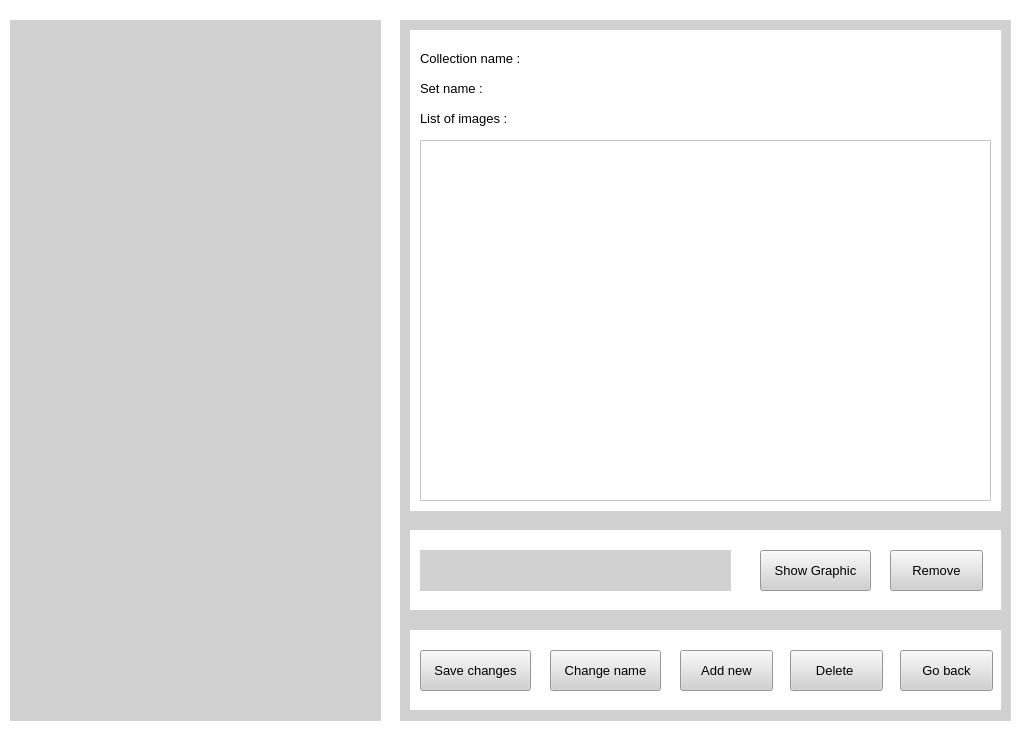
Old version of the form UI_builder/Edit.ui in the repository Brain-Mapper/BrainMapperV2.
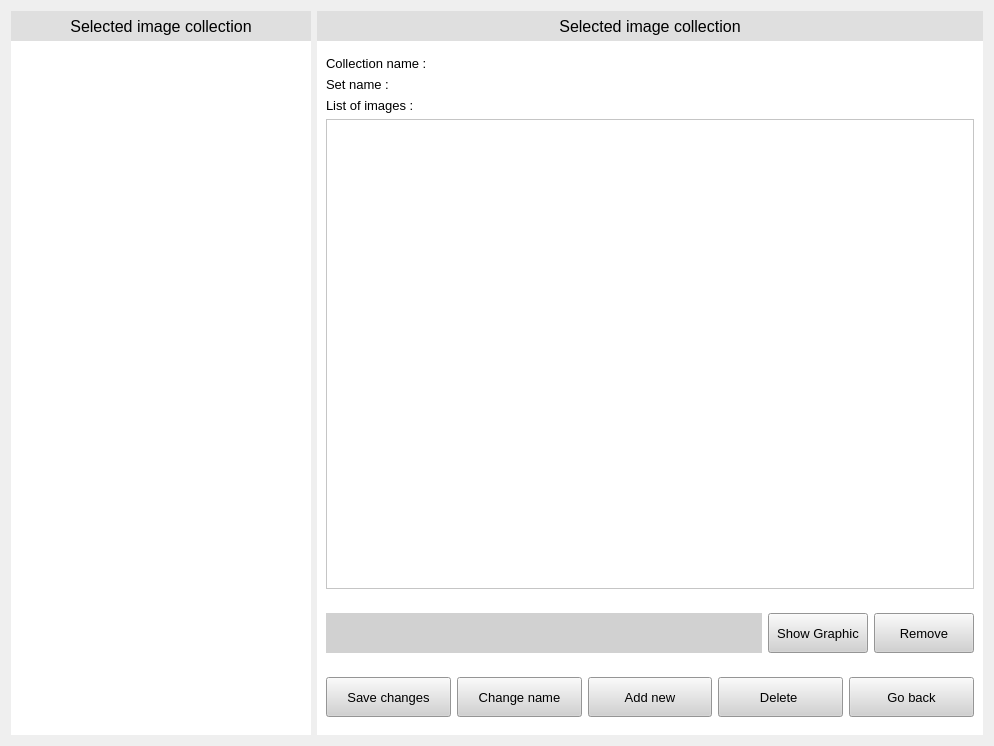
New version of the form.

Diff of the .ui file:
```diff
--- a/UI_builder/Edit.ui
+++ b/UI_builder/Edit.ui
@@ -6,62 +6,188 @@
    <rect>
     <x>0</x>
     <y>0</y>
-    <width>1024</width>
-    <height>731</height>
+    <width>994</width>
+    <height>746</height>
    </rect>
   </property>
   <property name="windowTitle">
    <string>Form</string>
   </property>
-  <property name="styleSheet">
-   <string notr="true">background-color: rgb(255, 255, 255);</string>
-  </property>
+  <layout class="QHBoxLayout" name="horizontalLayout">
+   <item>
   <widget class="QWidget" name="widget" native="true">
-   <property name="geometry">
-    <rect>
-     <x>10</x>
-     <y>20</y>
-     <width>371</width>
-     <height>701</height>
-    </rect>
+     <property name="maximumSize">
+      <size>
+       <width>300</width>
+       <height>16777215</height>
+      </size>
    </property>
    <property name="styleSheet">
-    <string notr="true">background-color: rgb(209, 209, 209);</string>
-   </property>
-  </widget>
+      <string notr="true">background-color: rgb(255, 255, 255);</string>
+     </property>
+     <layout class="QVBoxLayout" name="verticalLayout_2">
+      <property name="leftMargin">
+       <number>0</number>
+      </property>
+      <property name="topMargin">
+       <number>0</number>
+      </property>
+      <property name="rightMargin">
+       <number>0</number>
+      </property>
+      <item>
+       <widget class="QLabel" name="label_8">
+        <property name="maximumSize">
+         <size>
+          <width>16777215</width>
+          <height>30</height>
+         </size>
+        </property>
+        <property name="font">
+         <font>
+          <pointsize>12</pointsize>
+          <weight>50</weight>
+          <bold>false</bold>
+         </font>
+        </property>
+        <property name="styleSheet">
+         <string notr="true">background-color: rgb(223, 223, 223);</string>
+        </property>
+        <property name="text">
+         <string>Selected image collection</string>
+        </property>
+        <property name="alignment">
+         <set>Qt::AlignCenter</set>
+        </property>
+       </widget>
+      </item>
+      <item>
+       <widget class="QWidget" name="widget_6" native="true"/>
+      </item>
+     </layout>
+    </widget>
+   </item>
+   <item>
   <widget class="QWidget" name="widget_2" native="true">
-   <property name="geometry">
-    <rect>
-     <x>400</x>
-     <y>20</y>
-     <width>611</width>
-     <height>701</height>
-    </rect>
-   </property>
+     <property name="styleSheet">
+      <string notr="true">background-color: rgb(255, 255, 255);</string>
+     </property>
+     <layout class="QVBoxLayout" name="verticalLayout">
+      <property name="leftMargin">
+       <number>0</number>
+      </property>
+      <property name="topMargin">
+       <number>0</number>
+      </property>
+      <property name="rightMargin">
+       <number>0</number>
+      </property>
+      <item>
+       <widget class="QLabel" name="label_9">
+        <property name="minimumSize">
+         <size>
+          <width>0</width>
+          <height>30</height>
+         </size>
+        </property>
+        <property name="font">
+         <font>
+          <pointsize>12</pointsize>
+          <weight>50</weight>
+          <bold>false</bold>
+         </font>
+        </property>
    <property name="styleSheet">
-    <string notr="true">background-color: rgb(209, 209, 209);</string>
-   </property>
+         <string notr="true">background-color: rgb(223, 223, 223);</string>
+        </property>
+        <property name="text">
+         <string>Selected image collection</string>
+        </property>
+        <property name="alignment">
+         <set>Qt::AlignCenter</set>
+        </property>
+       </widget>
+      </item>
+      <item>
    <widget class="QWidget" name="widget_3" native="true">
-    <property name="geometry">
-     <rect>
-      <x>10</x>
-      <y>10</y>
-      <width>591</width>
-      <height>481</height>
-     </rect>
-    </property>
     <property name="styleSheet">
      <string notr="true">background-color: rgb(255, 255, 255);</string>
     </property>
+        <layout class="QGridLayout" name="gridLayout">
+         <item row="0" column="0" colspan="2">
+          <widget class="QLabel" name="label">
+           <property name="font">
+            <font>
+             <pointsize>10</pointsize>
+            </font>
+           </property>
+           <property name="text">
+            <string>Collection name :</string>
+           </property>
+          </widget>
+         </item>
+         <item row="0" column="2">
+          <widget class="QLabel" name="label_4">
+           <property name="font">
+            <font>
+             <pointsize>10</pointsize>
+            </font>
+           </property>
+           <property name="text">
+            <string/>
+           </property>
+          </widget>
+         </item>
+         <item row="1" column="0">
+          <widget class="QLabel" name="label_2">
+           <property name="font">
+            <font>
+             <pointsize>10</pointsize>
+            </font>
+           </property>
+           <property name="text">
+            <string>Set name :</string>
+           </property>
+          </widget>
+         </item>
+         <item row="1" column="1" colspan="2">
+          <widget class="QLabel" name="label_5">
+           <property name="font">
+            <font>
+             <pointsize>10</pointsize>
+            </font>
+           </property>
+           <property name="text">
+            <string/>
+           </property>
+          </widget>
+         </item>
+         <item row="2" column="0">
+          <widget class="QLabel" name="label_3">
+           <property name="font">
+            <font>
+             <pointsize>10</pointsize>
+            </font>
+           </property>
+           <property name="text">
+            <string>List of images : </string>
+           </property>
+          </widget>
+         </item>
+         <item row="2" column="1" colspan="2">
+          <widget class="QLabel" name="label_6">
+           <property name="font">
+            <font>
+             <pointsize>10</pointsize>
+            </font>
+           </property>
+           <property name="text">
+            <string/>
+           </property>
+          </widget>
+         </item>
+         <item row="3" column="0" colspan="3">
     <widget class="QScrollArea" name="scrollArea">
-     <property name="geometry">
-      <rect>
-       <x>10</x>
-       <y>110</y>
-       <width>571</width>
-       <height>361</height>
-      </rect>
-     </property>
      <property name="widgetResizable">
       <bool>true</bool>
      </property>
@@ -70,129 +196,30 @@
        <rect>
         <x>0</x>
         <y>0</y>
-        <width>569</width>
-        <height>359</height>
+              <width>650</width>
+              <height>466</height>
        </rect>
       </property>
      </widget>
     </widget>
-    <widget class="QLabel" name="label_6">
-     <property name="geometry">
-      <rect>
-       <x>140</x>
-       <y>80</y>
-       <width>291</width>
-       <height>16</height>
-      </rect>
-     </property>
-     <property name="font">
-      <font>
-       <pointsize>10</pointsize>
-      </font>
-     </property>
-     <property name="text">
-      <string/>
-     </property>
-    </widget>
-    <widget class="QLabel" name="label_5">
-     <property name="geometry">
-      <rect>
-       <x>140</x>
-       <y>50</y>
-       <width>291</width>
-       <height>16</height>
-      </rect>
-     </property>
-     <property name="font">
-      <font>
-       <pointsize>10</pointsize>
-      </font>
-     </property>
-     <property name="text">
-      <string/>
-     </property>
-    </widget>
-    <widget class="QLabel" name="label_3">
-     <property name="geometry">
-      <rect>
-       <x>10</x>
-       <y>80</y>
-       <width>111</width>
-       <height>16</height>
-      </rect>
-     </property>
-     <property name="font">
-      <font>
-       <pointsize>10</pointsize>
-      </font>
-     </property>
-     <property name="text">
-      <string>List of images : </string>
-     </property>
-    </widget>
-    <widget class="QLabel" name="label_2">
-     <property name="geometry">
-      <rect>
-       <x>10</x>
-       <y>50</y>
-       <width>111</width>
-       <height>16</height>
-      </rect>
-     </property>
-     <property name="font">
-      <font>
-       <pointsize>10</pointsize>
-      </font>
-     </property>
-     <property name="text">
-      <string>Set name :</string>
-     </property>
-    </widget>
-    <widget class="QLabel" name="label">
-     <property name="geometry">
-      <rect>
-       <x>10</x>
-       <y>20</y>
-       <width>141</width>
-       <height>16</height>
-      </rect>
-     </property>
-     <property name="font">
-      <font>
-       <pointsize>10</pointsize>
-      </font>
-     </property>
-     <property name="text">
-      <string>Collection name :</string>
-     </property>
-    </widget>
-    <widget class="QLabel" name="label_4">
-     <property name="geometry">
-      <rect>
-       <x>160</x>
-       <y>20</y>
-       <width>291</width>
-       <height>16</height>
-      </rect>
-     </property>
-     <property name="font">
-      <font>
-       <pointsize>10</pointsize>
-      </font>
-     </property>
-     <property name="text">
-      <string/>
-     </property>
-    </widget>
-   </widget>
+         </item>
+        </layout>
+        <zorder>scrollArea</zorder>
+        <zorder>label_6</zorder>
+        <zorder>label_5</zorder>
+        <zorder>label_3</zorder>
+        <zorder>label_2</zorder>
+        <zorder>label</zorder>
+        <zorder>label_4</zorder>
+       </widget>
+      </item>
+      <item>
    <widget class="QWidget" name="widget_4" native="true">
-    <property name="geometry">
-     <rect>
-      <x>10</x>
-      <y>510</y>
-      <width>591</width>
+        <property name="maximumSize">
+         <size>
+          <width>16777215</width>
       <height>80</height>
-     </rect>
+         </size>
     </property>
     <property name="styleSheet">
      <string notr="true">background-color: rgb(255, 255, 255);</string>
@@ -203,14 +230,20 @@
     <property name="Visible" stdset="0">
      <bool>false</bool>
     </property>
-    <widget class="QPushButton" name="pushButton">
-     <property name="geometry">
-      <rect>
-       <x>480</x>
-       <y>20</y>
-       <width>93</width>
-       <height>41</height>
-      </rect>
+        <layout class="QHBoxLayout" name="horizontalLayout_2">
+         <item>
+          <widget class="QLabel" name="label_7">
+           <property name="minimumSize">
+            <size>
+             <width>200</width>
+             <height>0</height>
+            </size>
+           </property>
+           <property name="maximumSize">
+            <size>
+             <width>16777215</width>
+             <height>40</height>
+            </size>
      </property>
      <property name="font">
       <font>
@@ -221,17 +254,23 @@
       <string notr="true">background-color: rgb(209, 209, 209);</string>
      </property>
      <property name="text">
-      <string>Remove</string>
-     </property>
-    </widget>
+            <string/>
+           </property>
+          </widget>
+         </item>
+         <item>
     <widget class="QPushButton" name="pushButton_2">
-     <property name="geometry">
-      <rect>
-       <x>350</x>
-       <y>20</y>
-       <width>111</width>
-       <height>41</height>
-      </rect>
+           <property name="minimumSize">
+            <size>
+             <width>0</width>
+             <height>40</height>
+            </size>
+           </property>
+           <property name="maximumSize">
+            <size>
+             <width>100</width>
+             <height>16777215</height>
+            </size>
      </property>
      <property name="font">
       <font>
@@ -245,14 +284,20 @@
       <string>Show Graphic</string>
      </property>
     </widget>
-    <widget class="QLabel" name="label_7">
-     <property name="geometry">
-      <rect>
-       <x>10</x>
-       <y>20</y>
-       <width>311</width>
-       <height>41</height>
-      </rect>
+         </item>
+         <item>
+          <widget class="QPushButton" name="pushButton">
+           <property name="minimumSize">
+            <size>
+             <width>0</width>
+             <height>40</height>
+            </size>
+           </property>
+           <property name="maximumSize">
+            <size>
+             <width>100</width>
+             <height>16777215</height>
+            </size>
      </property>
      <property name="font">
       <font>
@@ -263,51 +308,29 @@
       <string notr="true">background-color: rgb(209, 209, 209);</string>
      </property>
      <property name="text">
-      <string/>
-     </property>
-    </widget>
-   </widget>
+            <string>Remove</string>
+           </property>
+          </widget>
+         </item>
+        </layout>
+       </widget>
+      </item>
+      <item>
    <widget class="QWidget" name="widget_5" native="true">
-    <property name="geometry">
-     <rect>
-      <x>10</x>
-      <y>610</y>
-      <width>591</width>
+        <property name="maximumSize">
+         <size>
+          <width>16777215</width>
       <height>80</height>
-     </rect>
-    </property>
-    <property name="styleSheet">
-     <string notr="true">background-color: rgb(255, 255, 255);</string>
-    </property>
-    <widget class="QPushButton" name="pushButton_3">
-     <property name="geometry">
-      <rect>
-       <x>490</x>
-       <y>20</y>
-       <width>93</width>
-       <height>41</height>
-      </rect>
-     </property>
-     <property name="font">
-      <font>
-       <pointsize>10</pointsize>
-      </font>
-     </property>
-     <property name="styleSheet">
-      <string notr="true">background-color: rgb(209, 209, 209);</string>
-     </property>
-     <property name="text">
-      <string>Go back</string>
-     </property>
-    </widget>
+         </size>
+        </property>
+        <layout class="QHBoxLayout" name="horizontalLayout_3">
+         <item>
     <widget class="QPushButton" name="pushButton_4">
-     <property name="geometry">
-      <rect>
-       <x>10</x>
-       <y>20</y>
-       <width>111</width>
-       <height>41</height>
-      </rect>
+           <property name="minimumSize">
+            <size>
+             <width>0</width>
+             <height>40</height>
+            </size>
      </property>
      <property name="font">
       <font>
@@ -321,56 +344,14 @@
       <string>Save changes</string>
      </property>
     </widget>
-    <widget class="QPushButton" name="pushButton_5">
-     <property name="geometry">
-      <rect>
-       <x>380</x>
-       <y>20</y>
-       <width>93</width>
-       <height>41</height>
-      </rect>
-     </property>
-     <property name="font">
-      <font>
-       <pointsize>10</pointsize>
-      </font>
-     </property>
-     <property name="styleSheet">
-      <string notr="true">background-color: rgb(209, 209, 209);</string>
-     </property>
-     <property name="text">
-      <string>Delete </string>
-     </property>
-    </widget>
-    <widget class="QPushButton" name="pushButton_6">
-     <property name="geometry">
-      <rect>
-       <x>270</x>
-       <y>20</y>
-       <width>93</width>
-       <height>41</height>
-      </rect>
-     </property>
-     <property name="font">
-      <font>
-       <pointsize>10</pointsize>
-      </font>
-     </property>
-     <property name="styleSheet">
-      <string notr="true">background-color: rgb(209, 209, 209);</string>
-     </property>
-     <property name="text">
-      <string>Add new</string>
-     </property>
-    </widget>
+         </item>
+         <item>
     <widget class="QPushButton" name="pushButton_7">
-     <property name="geometry">
-      <rect>
-       <x>140</x>
-       <y>20</y>
-       <width>111</width>
-       <height>41</height>
-      </rect>
+           <property name="minimumSize">
+            <size>
+             <width>0</width>
+             <height>40</height>
+            </size>
      </property>
      <property name="font">
       <font>
@@ -384,8 +365,77 @@
       <string>Change name</string>
      </property>
     </widget>
-   </widget>
-  </widget>
+         </item>
+         <item>
+          <widget class="QPushButton" name="pushButton_6">
+           <property name="minimumSize">
+            <size>
+             <width>0</width>
+             <height>40</height>
+            </size>
+           </property>
+           <property name="font">
+            <font>
+             <pointsize>10</pointsize>
+            </font>
+           </property>
+           <property name="styleSheet">
+            <string notr="true">background-color: rgb(209, 209, 209);</string>
+           </property>
+           <property name="text">
+            <string>Add new</string>
+           </property>
+          </widget>
+         </item>
+         <item>
+          <widget class="QPushButton" name="pushButton_5">
+           <property name="minimumSize">
+            <size>
+             <width>0</width>
+             <height>40</height>
+            </size>
+           </property>
+           <property name="font">
+            <font>
+             <pointsize>10</pointsize>
+            </font>
+           </property>
+           <property name="styleSheet">
+            <string notr="true">background-color: rgb(209, 209, 209);</string>
+           </property>
+           <property name="text">
+            <string>Delete </string>
+           </property>
+          </widget>
+         </item>
+         <item>
+          <widget class="QPushButton" name="pushButton_3">
+           <property name="minimumSize">
+            <size>
+             <width>0</width>
+             <height>40</height>
+            </size>
+           </property>
+           <property name="font">
+            <font>
+             <pointsize>10</pointsize>
+            </font>
+           </property>
+           <property name="styleSheet">
+            <string notr="true">background-color: rgb(209, 209, 209);</string>
+           </property>
+           <property name="text">
+            <string>Go back</string>
+           </property>
+          </widget>
+         </item>
+        </layout>
+       </widget>
+      </item>
+     </layout>
+    </widget>
+   </item>
+  </layout>
  </widget>
  <resources/>
  <connections/>
```
Lines whose indentation alone changed are shown as unchanged.
